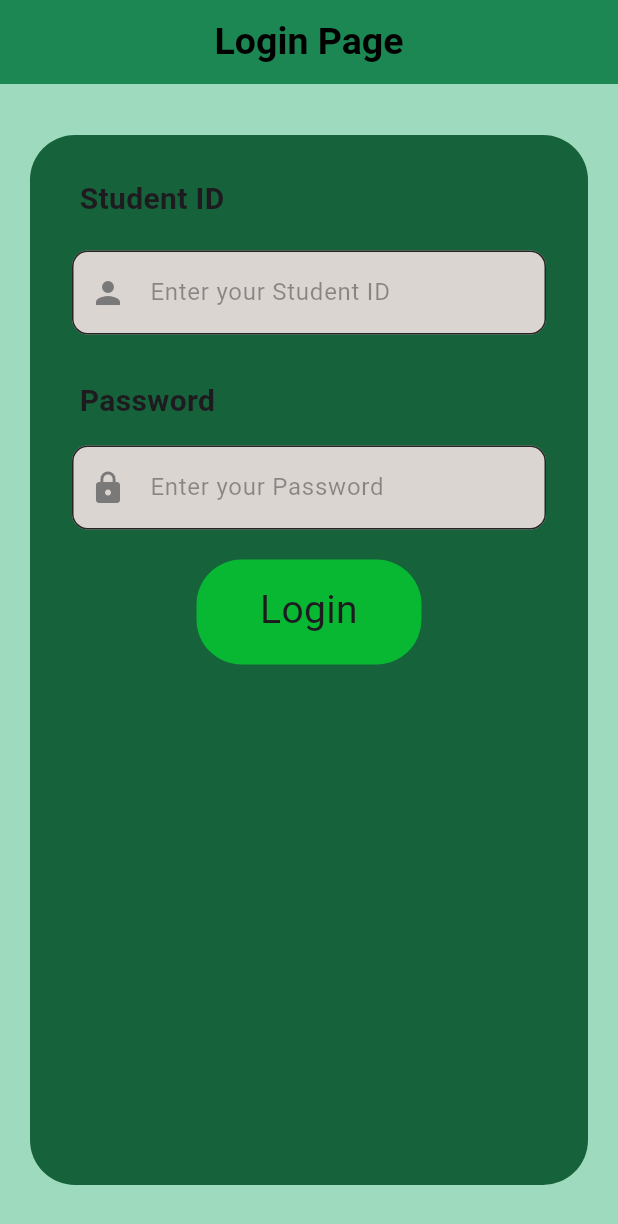
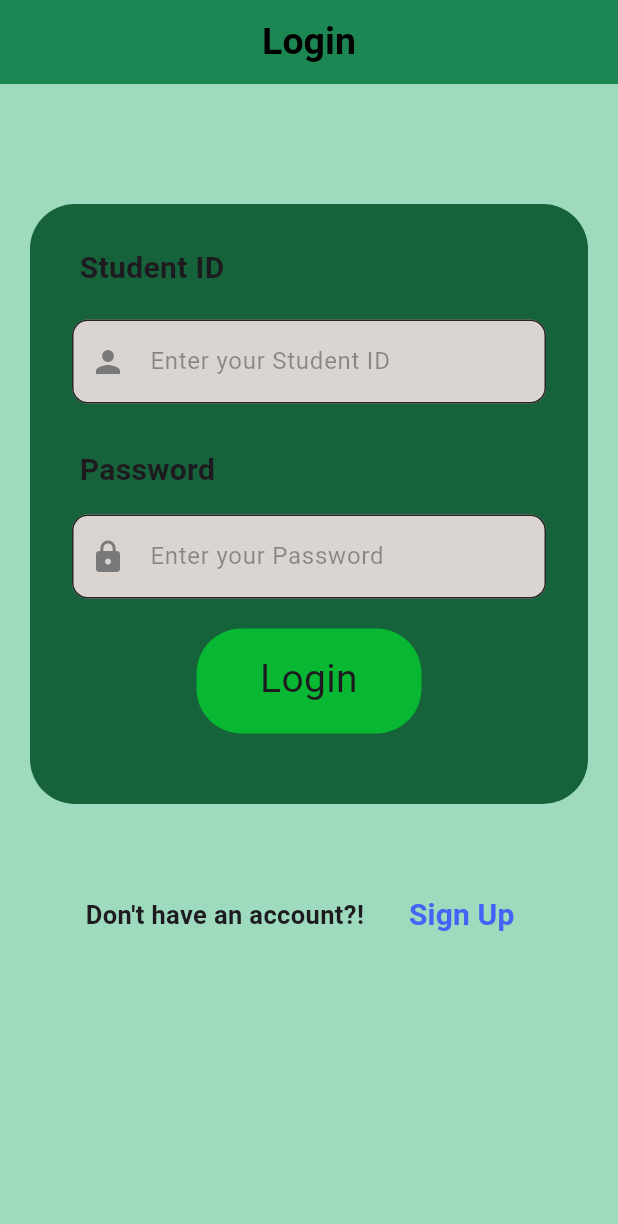
Before and after one commit to Rouzbeh-Sti/SeyedYar, a Flutter app: the screen it shows after launch, on a phone screen of 412 x 824 dp. Shown: the top 1224 px of the screen. Run offline on Flutter 3.47's test engine with Material 3 defaults, Android fonts, the phone set to English and light mode, and no system bars.

```diff
--- a/seyedyar/lib/main.dart
+++ b/seyedyar/lib/main.dart
@@ -1,5 +1,6 @@
 import 'package:flutter/material.dart';
 import 'package:seyedyar/pages/Login_page.dart';
+import 'package:seyedyar/pages/SignUp_page.dart';
 
 void main() {
   runApp(const MyApp());
--- a/seyedyar/lib/pages/Login_page.dart
+++ b/seyedyar/lib/pages/Login_page.dart
@@ -1,5 +1,3 @@
-import 'dart:js';
-
 import 'package:flutter/cupertino.dart';
 import 'package:flutter/material.dart';
 import 'package:flutter/widgets.dart';
@@ -8,15 +6,8 @@ import 'package:seyedyar/pages/SignUp_page.dart';
 
 class LoginPage extends StatelessWidget {
   LoginPage({super.key});
-
   final studentIDController = TextEditingController();
   final passwordController = TextEditingController();
-
-  void _SignUserIn() {
-    Navigator.of(context as BuildContext)
-        .push(MaterialPageRoute(builder: (context) => SignUpPage()));
-  }
-
   @override
   Widget build(BuildContext context) {
     return Scaffold(
@@ -25,7 +16,7 @@ class LoginPage extends StatelessWidget {
         title: const Center(
           heightFactor: 100,
           child: Text(
-            "Login Page",
+            "Login",
             textAlign: TextAlign.center,
             style: TextStyle(
               fontSize: 25,
@@ -36,11 +27,13 @@ class LoginPage extends StatelessWidget {
         ),
       ),
       backgroundColor: Color.fromARGB(255, 158, 218, 189),
-      body: Center(
+      body: Column(
+        children: [
+          Center(
             child: Container(
               padding: EdgeInsets.all(18),
-          margin: EdgeInsets.all(20),
-          height: 700,
+              margin: EdgeInsets.only(bottom: 50, left: 20, right: 20, top: 80),
+              height: 400,
               decoration: const BoxDecoration(
                   color: Color.fromARGB(255, 22, 99, 59),
                   borderRadius: BorderRadius.all(Radius.circular(30))),
@@ -99,7 +92,6 @@ class LoginPage extends StatelessWidget {
                     icon: Icon(Icons.lock),
                   ),
                   GestureDetector(
-                onTap: _SignUserIn,
                     child: Container(
                         margin: EdgeInsets.only(top: 20),
                         padding: EdgeInsets.all(15),
@@ -118,6 +110,34 @@ class LoginPage extends StatelessWidget {
               ),
             ),
           ),
+          Row(
+            mainAxisAlignment: MainAxisAlignment.center,
+            children: [
+              Text(
+                "Don't have an account?!    ",
+                style: TextStyle(fontWeight: FontWeight.bold, fontSize: 17),
+              ),
+              TextButton(
+                  onPressed: () => navigateSignUp(context),
+                  child: Text(
+                    "Sign Up",
+                    style: TextStyle(
+                        fontWeight: FontWeight.bold,
+                        fontSize: 20,
+                        color: Color.fromARGB(255, 66, 99, 245)),
+                  ))
+            ],
+          )
+        ],
+      ),
     );
   }
+
+  navigateSignUp(context) {
+    Navigator.push(
+        context,
+        MaterialPageRoute(
+          builder: (context) => SignUpPage(),
+        ));
   }
+}
--- a/seyedyar/pubspec.yaml
+++ b/seyedyar/pubspec.yaml
@@ -45,7 +45,7 @@ dev_dependencies:
   # activated in the `analysis_options.yaml` file located at the root of your
   # package. See that file for information about deactivating specific lint
   # rules and activating additional ones.
-  flutter_lints: ^3.0.0
+  flutter_lints: ^4.0.0
 
 # For information on the generic Dart part of this file, see the
 # following page: https://dart.dev/tools/pub/pubspec
```
Also changed, not shown: seyedyar/lib/pages/SignUp_page.dart (+134 -3 lines), seyedyar/pubspec.lock. Lines whose indentation alone changed are shown as unchanged.
